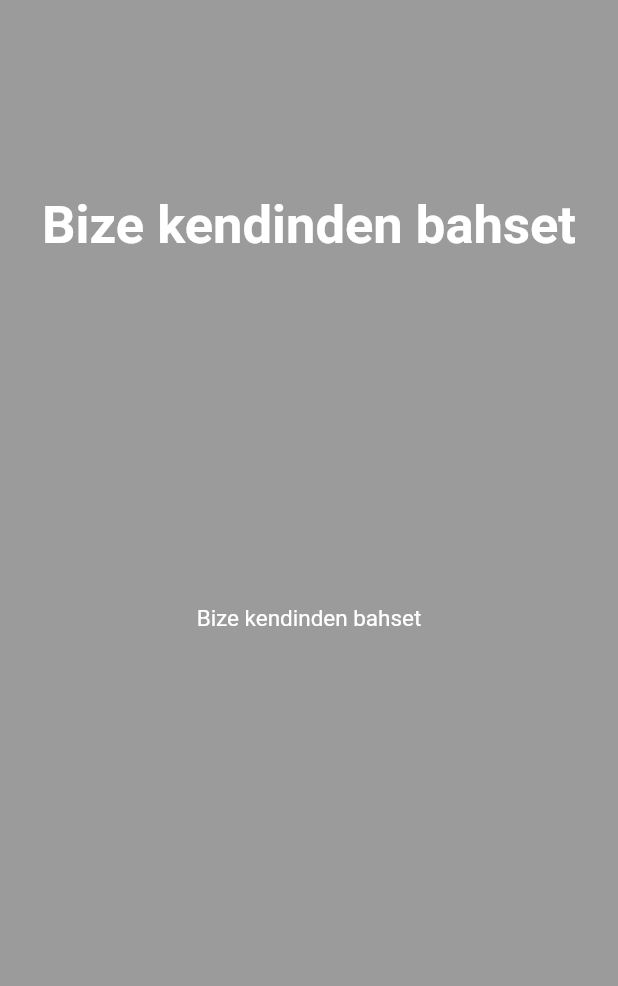
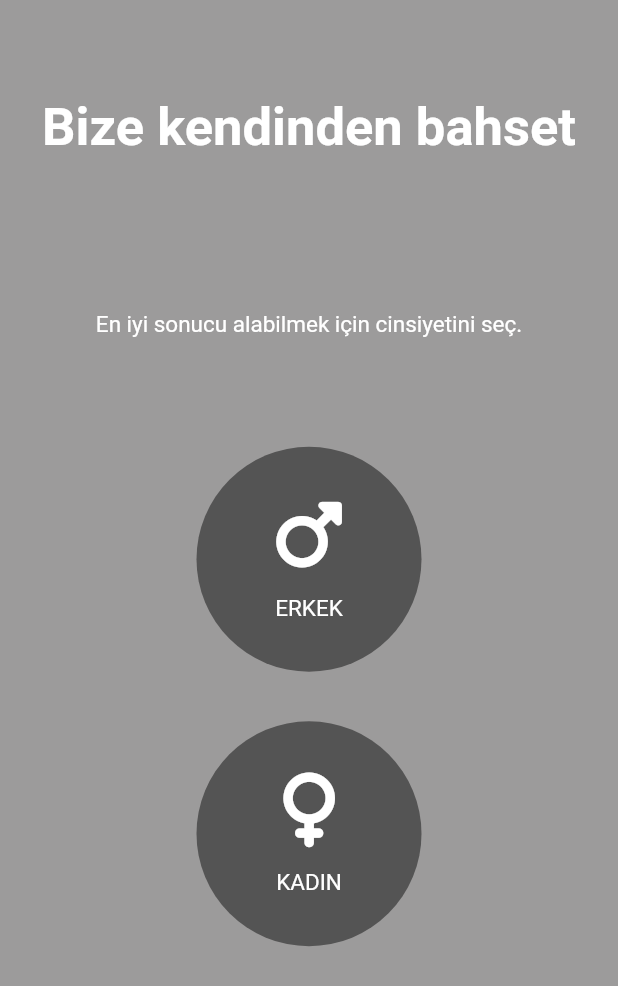
Before and after one commit to Karxief/fit_body, a Flutter app: the GenderPage screen opened directly, on a phone screen of 412 x 824 dp. Shown: the top 986 px of the screen. Run offline on Flutter 3.47's test engine with Material 2 defaults, Android fonts, the phone set to English and light mode, and no system bars; our stand-ins replace font_awesome_flutter; Roboto replaces fonts that are missing (Poppins).

Commit message:
gender page

```diff
--- a/lib/main.dart
+++ b/lib/main.dart
@@ -4,6 +4,7 @@ import 'dart:developer';
 import 'package:fit_body/theme/theme.dart';
 import 'package:fit_body/view/screens/age_page.dart';
 import 'package:fit_body/view/screens/forgot_password_page.dart';
+import 'package:fit_body/view/screens/gender_page.dart';
 import 'package:fit_body/view/screens/login_page.dart';
 import 'package:fit_body/view/screens/sign_in_page.dart';
 import 'package:flutter/material.dart';
--- a/lib/view/screens/gender_page.dart
+++ b/lib/view/screens/gender_page.dart
@@ -1,4 +1,7 @@
 import 'package:flutter/material.dart';
+import 'package:font_awesome_flutter/font_awesome_flutter.dart';
+
+import '../widgets/Buttons/gender_button.dart';
 
 class GenderPage extends StatefulWidget {
   const GenderPage({Key? key}) : super(key: key);
@@ -8,35 +11,91 @@ class GenderPage extends StatefulWidget {
 }
 
 class _GenderPageState extends State<GenderPage> {
+  String? seciliCinsiyet;
   @override
   Widget build(BuildContext context) {
     return Scaffold(
         backgroundColor: const Color.fromARGB(122, 49, 46, 46),
         body: SafeArea(
             child: Padding(
-          padding: EdgeInsets.all(20),
-          child: Column(mainAxisAlignment: MainAxisAlignment.center, children: [
+          padding: const EdgeInsets.all(20),
+          child: Column(
+              mainAxisAlignment: MainAxisAlignment.center,
+              mainAxisSize: MainAxisSize.max,
+              children: [
                 Expanded(
                     child: Center(
                   child: Text(
                     "Bize kendinden bahset",
+                    textAlign: TextAlign.center,
                     style: Theme.of(context).textTheme.headline1,
                   ),
                 )),
                 Expanded(
                     child: Center(
                   child: Text(
-                "Bize kendinden bahset",
+                    "En iyi sonucu alabilmek için cinsiyetini seç.",
                     style: Theme.of(context).textTheme.bodyText1,
                   ),
                 )),
                 Expanded(
-                child: Column(
-              children: [],
-            )),
+                  flex: 4,
+                  child: Column(children: [
+                    Column(
+                      children: [
+                        GestureDetector(
+                          onTap: () {
+                            setState(() {
+                              seciliCinsiyet = "ERKEK";
+                            });
+                          },
+                          child: Container(
+                              padding: EdgeInsets.all(50),
+                              decoration: BoxDecoration(
+                                shape: BoxShape.circle,
+                                color: seciliCinsiyet == "ERKEK"
+                                    ? Color(0xFFA8D36F)
+                                    : Color.fromARGB(166, 46, 46, 46),
+                              ),
+                              child: gender_button(
+                                  icolor: seciliCinsiyet == "ERKEK"
+                                      ? Colors.black
+                                      : Colors.white,
+                                  tcolor: seciliCinsiyet == "ERKEK"
+                                      ? Colors.black
+                                      : Colors.white,
+                                  cinsiyet: "ERKEK",
+                                  icon: FontAwesomeIcons.mars)),
+                        ),
+                        GestureDetector(
+                          onTap: () {
+                            setState(() {
+                              seciliCinsiyet = "KADIN";
+                            });
+                          },
+                          child: Container(
+                              padding: EdgeInsets.all(50),
+                              decoration: BoxDecoration(
+                                shape: BoxShape.circle,
+                                color: seciliCinsiyet == "KADIN"
+                                    ? Color(0xFFA8D36F)
+                                    : Color.fromARGB(166, 46, 46, 46),
+                              ),
+                              child: gender_button(
+                                  icolor: seciliCinsiyet == "KADIN"
+                                      ? Colors.black
+                                      : Colors.white,
+                                  tcolor: seciliCinsiyet == "KADIN"
+                                      ? Colors.black
+                                      : Colors.white,
+                                  cinsiyet: "KADIN",
+                                  icon: FontAwesomeIcons.venus)),
+                        ),
+                      ],
+                    ),
                   ]),
                 ),
-      ),
-    );
+              ]),
+        )));
   }
 }
--- /dev/null
+++ b/lib/view/widgets/Buttons/gender_button.dart
@@ -0,0 +1,39 @@
+import 'package:flutter/material.dart';
+
+// ignore_for_file: camel_case_types, prefer_const_constructors, unnecessary_this
+class gender_button extends StatelessWidget {
+  final String cinsiyet;
+  final IconData icon;
+  final Color icolor;
+  final Color tcolor;
+  gender_button(
+      {this.cinsiyet = '',
+      required this.icon,
+      required this.icolor,
+      required this.tcolor});
+
+  @override
+  Widget build(BuildContext context) {
+    return Column(
+      mainAxisAlignment: MainAxisAlignment.center,
+      children: [
+        Icon(
+          this.icon,
+          color: icolor,
+          size: 50,
+        ),
+        SizedBox(
+          height: 15,
+        ),
+        Text(
+          this.cinsiyet,
+          style: TextStyle(
+              fontFamily: 'Poppins',
+              color: tcolor,
+              fontSize: 15,
+              fontWeight: FontWeight.normal),
+        )
+      ],
+    );
+  }
+}
```
Lines whose indentation alone changed are shown as unchanged.
